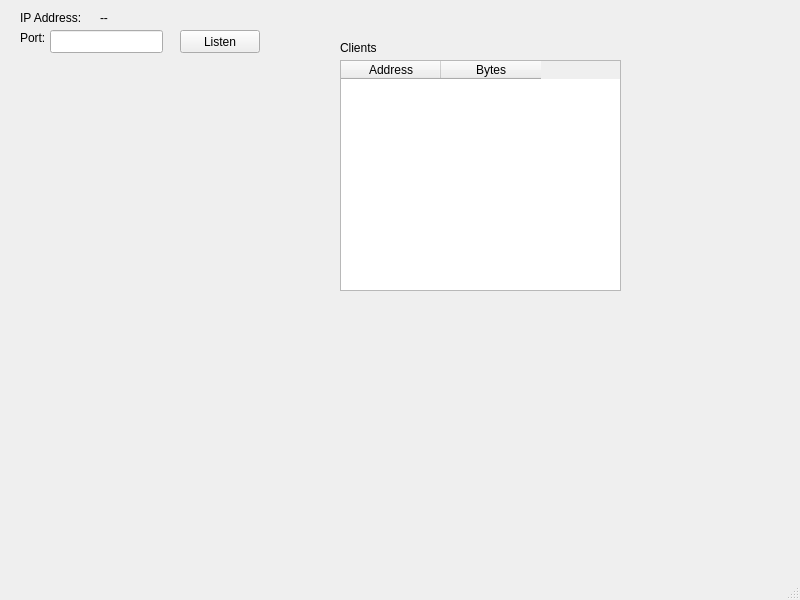
PasiSa/dice-server, file src/mainwindow.ui: the form before one commit.
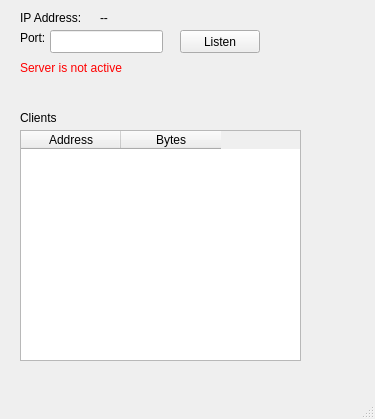
The form after the commit.

Commit message:
Allow closing server from UI
Some other UI improvements as well.

Patch:
```diff
--- a/src/mainwindow.ui
+++ b/src/mainwindow.ui
@@ -6,8 +6,8 @@
    <rect>
     <x>0</x>
     <y>0</y>
-    <width>800</width>
-    <height>600</height>
+    <width>375</width>
+    <height>419</height>
    </rect>
   </property>
   <property name="windowTitle">
@@ -79,8 +79,8 @@
    <widget class="QTableWidget" name="connectionsTable">
     <property name="geometry">
      <rect>
-      <x>340</x>
-      <y>60</y>
+      <x>20</x>
+      <y>130</y>
       <width>281</width>
       <height>231</height>
      </rect>
@@ -102,8 +102,8 @@
    <widget class="QLabel" name="label_2">
     <property name="geometry">
      <rect>
-      <x>340</x>
-      <y>40</y>
+      <x>20</x>
+      <y>110</y>
       <width>91</width>
       <height>16</height>
      </rect>
@@ -112,6 +112,22 @@
      <string>Clients</string>
     </property>
    </widget>
+   <widget class="QLabel" name="activityLabel">
+    <property name="geometry">
+     <rect>
+      <x>20</x>
+      <y>60</y>
+      <width>241</width>
+      <height>16</height>
+     </rect>
+    </property>
+    <property name="styleSheet">
+     <string notr="true">color: red;</string>
+    </property>
+    <property name="text">
+     <string>Server is not active</string>
+    </property>
+   </widget>
   </widget>
   <widget class="QMenuBar" name="menubar">
    <property name="geometry">
```
Left out of the diff: 4 changed lines with no effect on the pictures. The commit also changes 4 other files.
